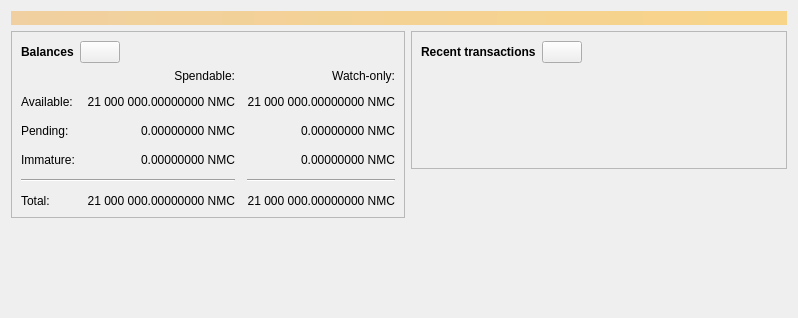
Above: src/qt/forms/overviewpage.ui from mrheat/doichain-core-rebase before the change. Below: the same form after it.
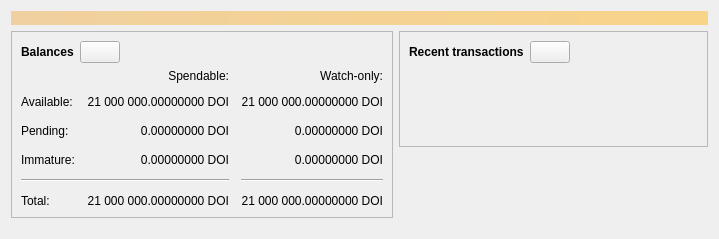
That is the form after the change. Icons and pictures are not drawn. Custom widgets are drawn as their Qt base class.

The edit to the form file:
```diff
--- a/src/qt/forms/overviewpage.ui
+++ b/src/qt/forms/overviewpage.ui
@@ -6,8 +6,8 @@
    <rect>
     <x>0</x>
     <y>0</y>
-    <width>798</width>
-    <height>318</height>
+    <width>719</width>
+    <height>239</height>
    </rect>
   </property>
   <property name="windowTitle">
@@ -120,7 +120,7 @@
                <string>Unconfirmed transactions to watch-only addresses</string>
               </property>
               <property name="text">
-               <string notr="true">0.00000000 NMC</string>
+               <string notr="true">0.00000000 DOI</string>
               </property>
               <property name="alignment">
                <set>Qt::AlignRight|Qt::AlignTrailing|Qt::AlignVCenter</set>
@@ -139,7 +139,7 @@
                <string>Total of transactions that have yet to be confirmed, and do not yet count toward the spendable balance</string>
               </property>
               <property name="text">
-               <string notr="true">0.00000000 NMC</string>
+               <string notr="true">0.00000000 DOI</string>
               </property>
               <property name="alignment">
                <set>Qt::AlignRight|Qt::AlignTrailing|Qt::AlignVCenter</set>
@@ -158,7 +158,7 @@
                <string>Mined balance in watch-only addresses that has not yet matured</string>
               </property>
               <property name="text">
-               <string notr="true">0.00000000 NMC</string>
+               <string notr="true">0.00000000 DOI</string>
               </property>
               <property name="alignment">
                <set>Qt::AlignRight|Qt::AlignTrailing|Qt::AlignVCenter</set>
@@ -210,7 +210,7 @@
                <string>Mined balance that has not yet matured</string>
               </property>
               <property name="text">
-               <string notr="true">0.00000000 NMC</string>
+               <string notr="true">0.00000000 DOI</string>
               </property>
               <property name="alignment">
                <set>Qt::AlignRight|Qt::AlignTrailing|Qt::AlignVCenter</set>
@@ -249,7 +249,7 @@
                <string>Your current total balance</string>
               </property>
               <property name="text">
-               <string notr="true">21 000 000.00000000 NMC</string>
+               <string notr="true">21 000 000.00000000 DOI</string>
               </property>
               <property name="alignment">
                <set>Qt::AlignRight|Qt::AlignTrailing|Qt::AlignVCenter</set>
@@ -268,7 +268,7 @@
                <string>Current total balance in watch-only addresses</string>
               </property>
               <property name="text">
-               <string notr="true">21 000 000.00000000 NMC</string>
+               <string notr="true">21 000 000.00000000 DOI</string>
               </property>
               <property name="alignment">
                <set>Qt::AlignRight|Qt::AlignTrailing|Qt::AlignVCenter</set>
@@ -304,7 +304,7 @@
                <string>Your current spendable balance</string>
               </property>
               <property name="text">
-               <string notr="true">21 000 000.00000000 NMC</string>
+               <string notr="true">21 000 000.00000000 DOI</string>
               </property>
               <property name="alignment">
                <set>Qt::AlignRight|Qt::AlignTrailing|Qt::AlignVCenter</set>
@@ -323,7 +323,7 @@
                <string>Your current balance in watch-only addresses</string>
               </property>
               <property name="text">
-               <string notr="true">21 000 000.00000000 NMC</string>
+               <string notr="true">21 000 000.00000000 DOI</string>
               </property>
               <property name="alignment">
                <set>Qt::AlignRight|Qt::AlignTrailing|Qt::AlignVCenter</set>
```
Left out of the diff: 4 changed lines with no effect on the pictures.
